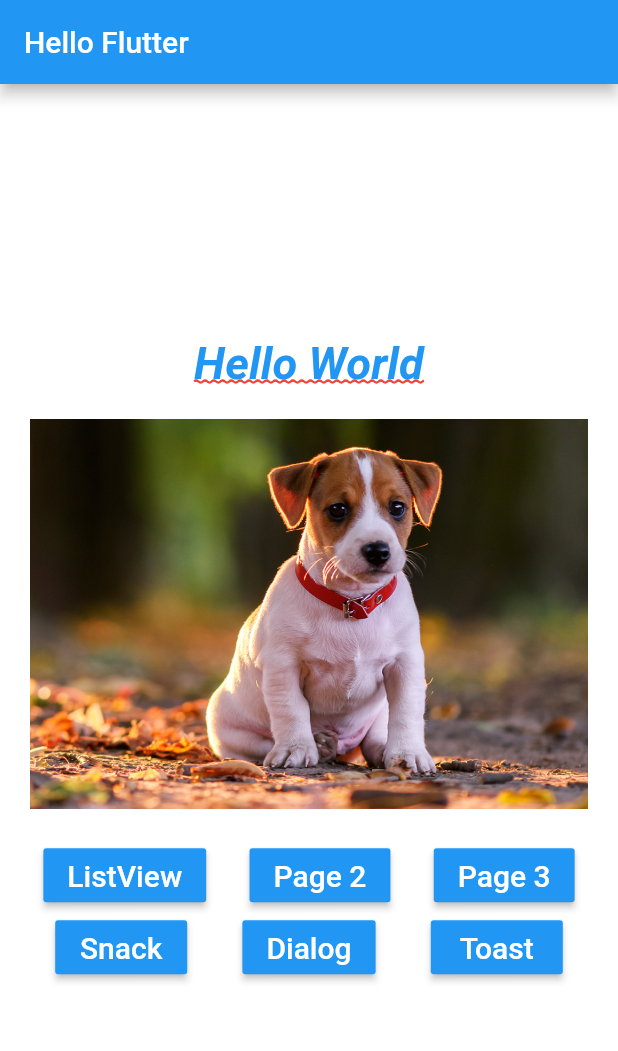
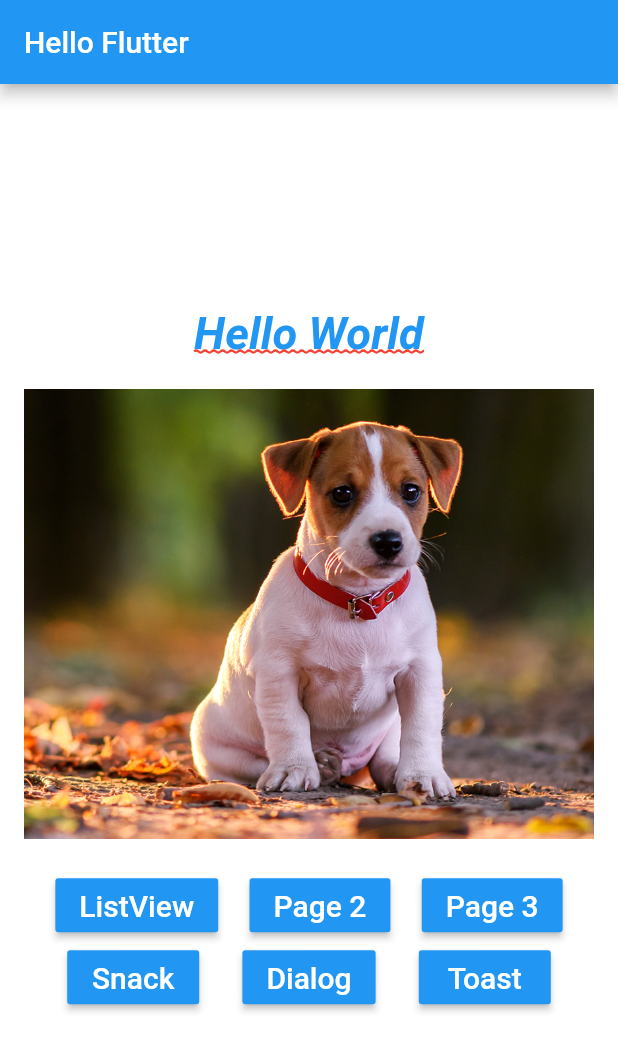
Before and after one commit to tharlesamaro/flutter-estudo-basico-sobre-layout, a Flutter app: the screen it shows after launch, on a phone screen of 412 x 824 dp. Shown: the top 1051 px of the screen. Run offline on Flutter 3.47's test engine with Material 2 defaults, Android fonts, the phone set to English and light mode, and no system bars.

Commit message:
Trabalhando com width e padding

```diff
--- a/lib/home_page.dart
+++ b/lib/home_page.dart
@@ -17,6 +17,7 @@ class HomePage extends StatelessWidget {
   _body(context) {
     return Container(
       color: Colors.white,
+      padding: const EdgeInsets.all(16),
       child: Column(
         mainAxisAlignment: MainAxisAlignment.center,
         children: <Widget>[_text(), _pageView(), _buttons()],
@@ -26,6 +27,7 @@ class HomePage extends StatelessWidget {
 
   Container _pageView() {
     return Container(
+      margin: EdgeInsets.only(top: 20, bottom: 20),
       height: 300,
       child: PageView(
         children: <Widget>[
@@ -79,7 +81,6 @@ class HomePage extends StatelessWidget {
 
   _img(String img) {
     return Container(
-      margin: EdgeInsets.all(20),
       child: Image.asset(
         img,
         fit: BoxFit.cover,
```
